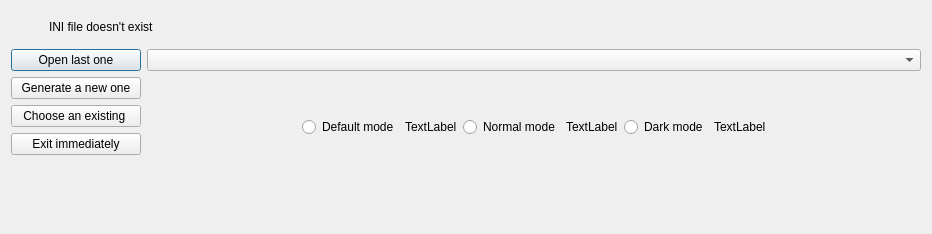
Above: Src/GUI/Qt/Dialog/IniFileDosNotExistDialog.ui from eclipse-openxilenv/openxilenv before the change. Below: the same form after it.
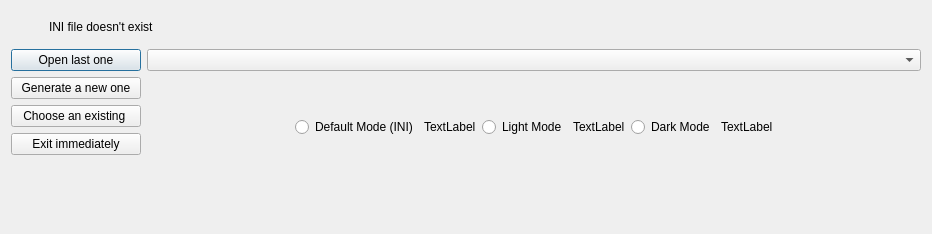
That is the form after the change.

Commit message: fix(gui): improve dark mode handling and support for all Qt versions

What changed in the file:
```diff
--- a/Src/GUI/Qt/Dialog/IniFileDosNotExistDialog.ui
+++ b/Src/GUI/Qt/Dialog/IniFileDosNotExistDialog.ui
@@ -220,7 +220,7 @@
          <item>
           <widget class="QRadioButton" name="DefaultModeRadioButton">
            <property name="text">
-            <string>Default mode</string>
+            <string>Default Mode (INI)</string>
            </property>
           </widget>
          </item>
@@ -234,7 +234,7 @@
          <item>
           <widget class="QRadioButton" name="NormalModeRadioButton">
            <property name="text">
-            <string>Normal mode</string>
+            <string>Light Mode</string>
            </property>
           </widget>
          </item>
@@ -248,7 +248,7 @@
          <item>
           <widget class="QRadioButton" name="DarkModeRadioButton">
            <property name="text">
-            <string>Dark mode</string>
+            <string>Dark Mode</string>
            </property>
           </widget>
          </item>
```
The commit also changes 5 other files.
